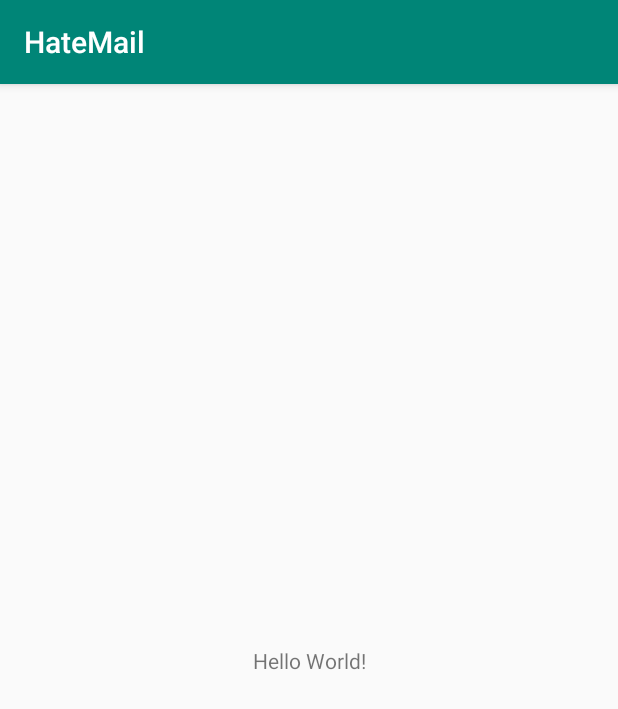
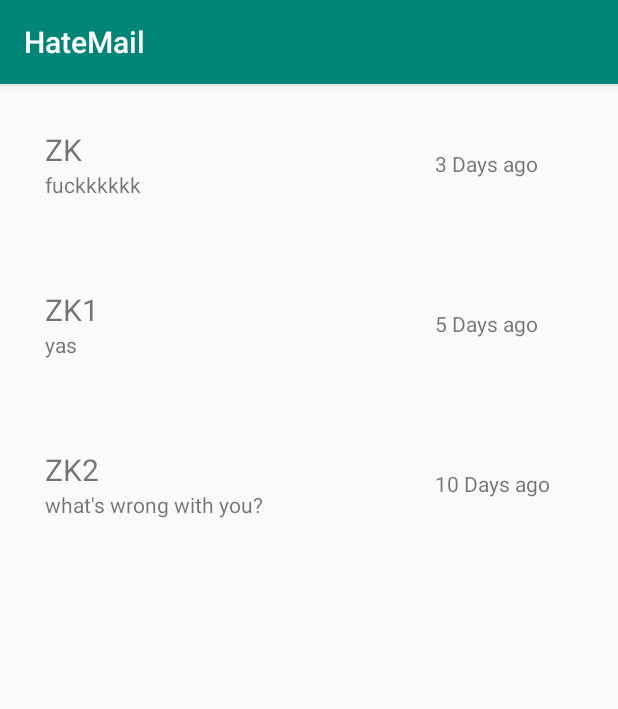
Before and after one commit to jphchou/hatemail, an Android app: the screen it shows after launch (MainActivity), on a phone screen of 412 x 824 dp. Shown: the top 709 px of the screen. Run offline under Robolectric (Android 15) with nearby library versions, the phone set to English and light mode, and no system bars.

Commit message:
histroy list generated

```diff
--- a/app/build.gradle
+++ b/app/build.gradle
@@ -22,9 +22,14 @@ android {
     }
 }
 
+androidExtensions {
+    experimental = true
+}
+
 dependencies {
     implementation fileTree(dir: 'libs', include: ['*.jar'])
     implementation "org.jetbrains.kotlin:kotlin-stdlib-jdk7:$kotlin_version"
+    implementation 'com.android.support:recyclerview-v7:28.0.0'
     implementation 'com.android.support:appcompat-v7:28.0.0'
     implementation 'com.android.support.constraint:constraint-layout:1.1.3'
     implementation 'com.android.support:support-v4:28.0.0'
--- /dev/null
+++ b/app/src/main/java/edu/washington/info448/hatemail/DataModel.kt
@@ -0,0 +1,17 @@
+package edu.washington.info448.hatemail
+
+import kotlinx.android.parcel.Parcelize
+import android.os.Parcelable
+
+
+@Parcelize
+class Schedule (var recipient:String, var frequency: Long,  var messsage: String):Parcelable
+
+@Parcelize
+class History (var recipient:String, var time: String,  var messsage: String):Parcelable
+
+
+
+val his1 = History("ZK", "3 Days ago" ,  "fuckkkkkk")
+val his2 = History("ZK1", "5 Days ago" ,  "yas")
+val his3 = History("ZK2", "10 Days ago" ,  "what's wrong with you?")
--- a/app/src/main/java/edu/washington/info448/hatemail/HistoryFragment.kt
+++ b/app/src/main/java/edu/washington/info448/hatemail/HistoryFragment.kt
@@ -4,67 +4,50 @@ import android.content.Context
 import android.net.Uri
 import android.os.Bundle
 import android.support.v4.app.Fragment
+import android.support.v7.widget.RecyclerView
 import android.view.LayoutInflater
 import android.view.View
 import android.view.ViewGroup
+import android.widget.Button
+import kotlinx.android.synthetic.main.fragment_history.*
+import android.widget.TextView
+
+import kotlinx.android.synthetic.main.fragment_history.*
 
 
-// TODO: Rename parameter arguments, choose names that match
-// the fragment initialization parameters, e.g. ARG_ITEM_NUMBER
-private const val ARG_PARAM1 = "param1"
-private const val ARG_PARAM2 = "param2"
+class HistoryFragment : Fragment() {
+//    private var listener: OnFragmentInteractionListener? = null
 
-/**
- * A simple [Fragment] subclass.
- * Activities that contain this fragment must implement the
- * [HistoryFragment.OnFragmentInteractionListener] interface
- * to handle interaction events.
- *
- */
-class HistoryFragment : Fragment() {
-    private var listener: OnFragmentInteractionListener? = null
+    companion object {
+        val  HISTORY_KEY= "history_key"
 
-    override fun onCreateView(
-        inflater: LayoutInflater, container: ViewGroup?,
-        savedInstanceState: Bundle?
-    ): View? {
-        // Inflate the layout for this fragment
-        return inflater.inflate(R.layout.fragment_history, container, false)
-    }
+        fun newInstance(histories: ArrayList<History>): HistoryFragment {
 
-    // TODO: Rename method, update argument and hook method into UI event
-    fun onButtonPressed(uri: Uri) {
-        listener?.onFragmentInteraction(uri)
-    }
-
-    override fun onAttach(context: Context) {
-        super.onAttach(context)
-        if (context is OnFragmentInteractionListener) {
-            listener = context
-        } else {
-            throw RuntimeException(context.toString() + " must implement OnFragmentInteractionListener")
+            val args = Bundle().apply {
+                putParcelableArrayList(HISTORY_KEY, histories)
+            }
+            val fragment = HistoryFragment().apply {
+                arguments = args
+            }
+            return fragment
         }
     }
 
-    override fun onDetach() {
-        super.onDetach()
-        listener = null
+    override fun onCreateView(inflater: LayoutInflater, container: ViewGroup?, savedInstanceState: Bundle?): View? {
+
+        val rootView = inflater.inflate(R.layout.fragment_history, container, false)
+
+        arguments?.let {
+            val histories = it.getParcelableArrayList<History>(HISTORY_KEY)as ArrayList<History>
+
+            val adapter = HistoryRecyclerViewAdapter(histories)
+            val historyListView = rootView.findViewById(R.id.historyListView) as RecyclerView
+            historyListView.adapter = adapter
+            historyListView.setHasFixedSize(true)
+        }
+
+        return rootView
     }
 
-    /**
-     * This interface must be implemented by activities that contain this
-     * fragment to allow an interaction in this fragment to be communicated
-     * to the activity and potentially other fragments contained in that
-     * activity.
-     *
-     *
-     * See the Android Training lesson [Communicating with Other Fragments]
-     * (http://developer.android.com/training/basics/fragments/communicating.html)
-     * for more information.
-     */
-    interface OnFragmentInteractionListener {
-        // TODO: Update argument type and name
-        fun onFragmentInteraction(uri: Uri)
-    }
 
 }
--- /dev/null
+++ b/app/src/main/java/edu/washington/info448/hatemail/HistoryRecyclerViewAdapter.kt
@@ -0,0 +1,33 @@
+package edu.washington.info448.hatemail
+
+import android.support.v7.widget.RecyclerView
+import android.view.LayoutInflater
+import android.view.View
+import android.view.ViewGroup
+import kotlinx.android.synthetic.main.history_list_item.view.*
+
+
+class HistoryRecyclerViewAdapter(var histories:ArrayList<History>) : RecyclerView.Adapter<HistoryRecyclerViewAdapter.HistoryViewHolder>(){
+
+    var onHistoryClickedListenr: ((position: Int) -> Unit)? = null
+
+    override fun onCreateViewHolder(parent: ViewGroup, viewHolderType: Int): HistoryViewHolder =
+        HistoryViewHolder(LayoutInflater.from(parent.context).inflate(R.layout.history_list_item, parent, false))
+
+
+    override fun getItemCount(): Int = histories.size
+
+    override fun onBindViewHolder(viewHolder: HistoryViewHolder, position: Int) {
+        viewHolder.bindView(histories[position].recipient, histories[position].messsage,histories[position].time, position)
+    }
+
+    inner class HistoryViewHolder(itemView: View) : RecyclerView.ViewHolder(itemView) {
+        fun bindView(recipient: String, message:String, time: String, position: Int) {
+            itemView.recipient.text = recipient
+            itemView.message.text = message
+            itemView.time.text = time
+            itemView.setOnClickListener { onHistoryClickedListenr?.invoke(position) }
+        }
+    }
+
+}
--- a/app/src/main/java/edu/washington/info448/hatemail/MainActivity.kt
+++ b/app/src/main/java/edu/washington/info448/hatemail/MainActivity.kt
@@ -2,11 +2,21 @@ package edu.washington.info448.hatemail
 
 import android.support.v7.app.AppCompatActivity
 import android.os.Bundle
+import kotlinx.android.synthetic.main.fragment_history.*
 
 class MainActivity : AppCompatActivity() {
+    val histories = arrayListOf<History>(his1, his2, his3)
+
 
     override fun onCreate(savedInstanceState: Bundle?) {
         super.onCreate(savedInstanceState)
         setContentView(R.layout.activity_main)
+
+
+
+        val quiz_intro = HistoryFragment.newInstance(histories)
+        supportFragmentManager.beginTransaction()
+            .replace(R.id.container, quiz_intro, "QUIZ_INTRO_FRAGMENT")
+            .commit()
     }
 }
--- a/app/src/main/res/layout/activity_main.xml
+++ b/app/src/main/res/layout/activity_main.xml
@@ -1,19 +1,17 @@
 <?xml version="1.0" encoding="utf-8"?>
-<android.support.constraint.ConstraintLayout
+<LinearLayout
         xmlns:android="http://schemas.android.com/apk/res/android"
         xmlns:tools="http://schemas.android.com/tools"
         xmlns:app="http://schemas.android.com/apk/res-auto"
         android:layout_width="match_parent"
         android:layout_height="match_parent"
         tools:context=".MainActivity">
+    <FrameLayout android:id="@+id/container" android:layout_width="match_parent" android:layout_height="match_parent">
+        <fragment
+                android:name="edu.washington.info448.hatemail.HistoryFragment"
+                android:id="@+id/history_fragment"
+                android:layout_width="match_parent" android:layout_height="match_parent" />
 
-    <TextView
-            android:layout_width="wrap_content"
-            android:layout_height="wrap_content"
-            android:text="Hello World!"
-            app:layout_constraintBottom_toBottomOf="parent"
-            app:layout_constraintLeft_toLeftOf="parent"
-            app:layout_constraintRight_toRightOf="parent"
-            app:layout_constraintTop_toTopOf="parent"/>
+    </FrameLayout>
 
-</android.support.constraint.ConstraintLayout>
+</LinearLayout>
--- a/app/src/main/res/layout/fragment_history.xml
+++ b/app/src/main/res/layout/fragment_history.xml
@@ -1,14 +1,14 @@
 <?xml version="1.0" encoding="utf-8"?>
-<FrameLayout xmlns:android="http://schemas.android.com/apk/res/android"
+<LinearLayout xmlns:android="http://schemas.android.com/apk/res/android"
              xmlns:tools="http://schemas.android.com/tools"
              android:layout_width="match_parent"
-             android:layout_height="match_parent"
+             android:layout_height="match_parent" xmlns:app="http://schemas.android.com/apk/res-auto"
              tools:context=".HistoryFragment">
 
-    <!-- TODO: Update blank fragment layout -->
-    <TextView
+    <android.support.v7.widget.RecyclerView
+            android:id="@+id/historyListView"
             android:layout_width="match_parent"
-            android:layout_height="match_parent"
-            android:text="@string/hello_blank_fragment"/>
+            android:layout_height="550dp"
+            app:layoutManager="android.support.v7.widget.LinearLayoutManager"/>
 
-</FrameLayout>
+</LinearLayout>
--- a/app/src/main/res/layout/fragment_schedule_list.xml
+++ b/app/src/main/res/layout/fragment_schedule_list.xml
@@ -5,7 +5,6 @@
              android:layout_height="match_parent"
              tools:context=".ScheduleListFragment">
 
-    <!-- TODO: Update blank fragment layout -->
     <TextView
             android:layout_width="match_parent"
             android:layout_height="match_parent"
--- /dev/null
+++ b/app/src/main/res/layout/history_list_item.xml
@@ -0,0 +1,36 @@
+<?xml version="1.0" encoding="utf-8"?>
+<LinearLayout xmlns:android="http://schemas.android.com/apk/res/android"
+              xmlns:app="http://schemas.android.com/apk/res-auto"
+              xmlns:tools="http://schemas.android.com/tools"
+              android:layout_width="match_parent"
+              android:layout_height="wrap_content"
+              android:padding="30dp"
+              android:orientation="horizontal"
+              android:foreground="?android:selectableItemBackground"
+              android:gravity="center">
+
+    <LinearLayout
+            android:orientation="vertical"
+            android:layout_width="260dp"
+            android:layout_height="wrap_content">
+        <TextView
+                android:id="@+id/recipient"
+                android:layout_width="wrap_content"
+                android:layout_height="wrap_content"
+                tools:text="Recipient"
+                android:layout_gravity="center_vertical"
+                android:textSize="20sp"
+        />
+        <TextView
+                android:text="message content"
+                android:layout_width="wrap_content"
+                android:layout_height="wrap_content" android:id="@+id/message" android:layout_weight="1"
+        />
+    </LinearLayout>
+    <TextView
+            android:text="time"
+            android:layout_width="wrap_content"
+            android:layout_height="wrap_content" android:id="@+id/time" android:layout_weight="1"
+    />
+
+</LinearLayout>
--- a/build.gradle
+++ b/build.gradle
@@ -8,12 +8,14 @@ buildscript {
 
     }
     dependencies {
-        classpath 'com.android.tools.build:gradle:3.3.2'
+        classpath 'com.android.tools.build:gradle:3.4.1'
         classpath "org.jetbrains.kotlin:kotlin-gradle-plugin:$kotlin_version"
         // NOTE: Do not place your application dependencies here; they belong
         // in the individual module build.gradle files
     }
 }
+
+
 
 allprojects {
     repositories {
```
Also changed, not shown: gradle/wrapper/gradle-wrapper.properties.
